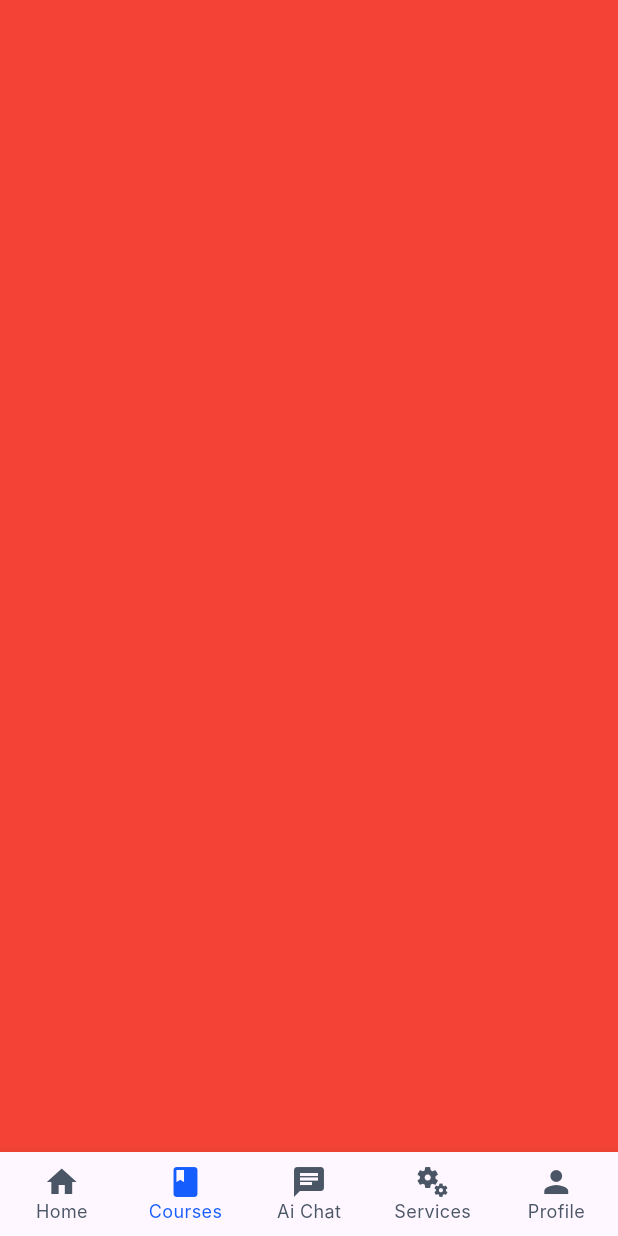
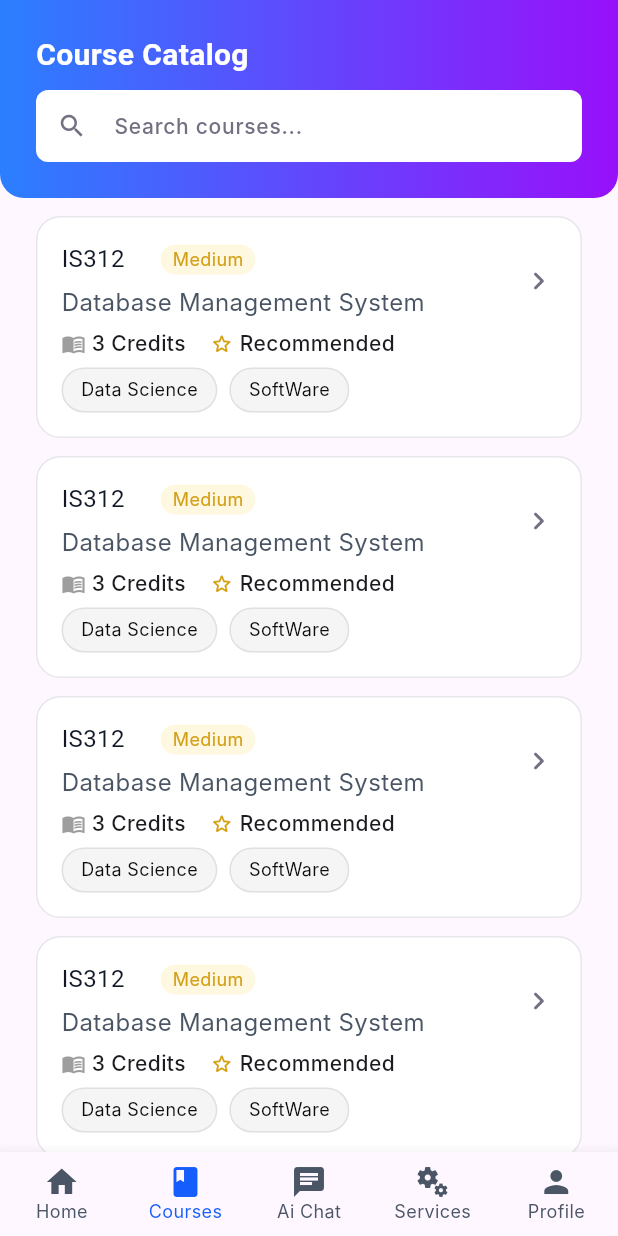
Before and after one commit to mohamedagm/EduAdvisor, a Flutter app: the screen it shows after launch, item 2 of the bottom bar chosen, on a phone screen of 412 x 824 dp. Run offline on Flutter 3.47's test engine with Material 3 defaults, Android fonts, the phone set to English and light mode, and no system bars; network calls fail; Roboto replaces fonts that are missing (Inter, Poppins, PublicSans).

Commit message:
feat: create CourseCatalogView layout (with Courses + empty)

```diff
--- /dev/null
+++ b/lib/features/CourseCatalog/course_catalog_view.dart
@@ -0,0 +1,11 @@
+import 'package:edu_advisor/features/CourseCatalog/views/widgets/course_catalog_view_body.dart';
+import 'package:flutter/material.dart';
+
+class CourseCatalogView extends StatelessWidget {
+  const CourseCatalogView({super.key});
+
+  @override
+  Widget build(BuildContext context) {
+    return CourseCatalogViewBody();
+  }
+}
--- /dev/null
+++ b/lib/features/CourseCatalog/views/widgets/course_catalog_builder.dart
@@ -0,0 +1,19 @@
+import 'package:edu_advisor/features/CourseCatalog/views/widgets/course_catalog_item.dart';
+import 'package:flutter/material.dart';
+
+class CourseCatalogBuilder extends StatelessWidget {
+  const CourseCatalogBuilder({super.key});
+
+  @override
+  Widget build(BuildContext context) {
+    return ListView.separated(
+      itemCount: 10,
+      separatorBuilder: (context, index) {
+        return const SizedBox(height: 12);
+      },
+      itemBuilder: (context, index) {
+        return CourseCatalogItem();
+      },
+    );
+  }
+}
--- /dev/null
+++ b/lib/features/CourseCatalog/views/widgets/course_catalog_empty.dart
@@ -0,0 +1,17 @@
+import 'package:edu_advisor/core/theme/app_text_styles.dart';
+import 'package:flutter/material.dart';
+
+class CourseCatalogEmpty extends StatelessWidget {
+  const CourseCatalogEmpty({super.key});
+
+  @override
+  Widget build(BuildContext context) {
+    return Column(
+      spacing: 15,
+      children: [
+        Icon(Icons.menu_book, size: 50),
+        Text('No courses found', style: AppTextStyles.interRegular16),
+      ],
+    );
+  }
+}
--- /dev/null
+++ b/lib/features/CourseCatalog/views/widgets/course_catalog_item.dart
@@ -0,0 +1,133 @@
+import 'package:edu_advisor/core/theme/app_colors.dart';
+import 'package:edu_advisor/core/theme/app_text_styles.dart';
+import 'package:flutter/material.dart';
+
+class CourseCatalogItem extends StatelessWidget {
+  const CourseCatalogItem({super.key});
+
+  @override
+  Widget build(BuildContext context) {
+    return Container(
+      padding: const EdgeInsets.all(16),
+      decoration: BoxDecoration(
+        color: AppColors.white,
+        borderRadius: BorderRadius.circular(16),
+        border: Border.all(color: AppColors.gray200),
+      ),
+      child: Row(
+        crossAxisAlignment: CrossAxisAlignment.start,
+        children: [
+          Expanded(
+            child: Column(
+              spacing: 8,
+              crossAxisAlignment: CrossAxisAlignment.start,
+              children: [
+                Row(
+                  mainAxisAlignment: MainAxisAlignment.spaceBetween,
+                  children: [
+                    Column(
+                      spacing: 4,
+                      crossAxisAlignment: CrossAxisAlignment.start,
+                      children: [
+                        Row(
+                          spacing: 24,
+                          children: [
+                            Text(
+                              'IS312',
+                              style: AppTextStyles.heading3PoppinsReg16
+                                  .copyWith(color: AppColors.gray800),
+                            ),
+                            Container(
+                              padding: const EdgeInsets.symmetric(
+                                horizontal: 8,
+                                vertical: 2,
+                              ),
+                              decoration: BoxDecoration(
+                                color: const Color(0xFFFFF8E1),
+                                borderRadius: BorderRadius.circular(20),
+                              ),
+                              child: Text(
+                                'Medium',
+                                style: AppTextStyles.bodyInterRegular12
+                                    .copyWith(color: Color(0xFFD4A017)),
+                              ),
+                            ),
+                          ],
+                        ),
+
+                        Text(
+                          'Database Management System',
+                          style: AppTextStyles.interRegular16.copyWith(
+                            color: AppColors.gray600,
+                          ),
+                        ),
+                      ],
+                    ),
+
+                    const Icon(
+                      Icons.chevron_right_rounded,
+                      color: AppColors.gray400,
+                    ),
+                  ],
+                ),
+
+                Row(
+                  children: const [
+                    Icon(
+                      Icons.menu_book_outlined,
+                      size: 16,
+                      color: Color(0xFF9E9E9E),
+                    ),
+                    SizedBox(width: 4),
+                    Text('3 Credits', style: AppTextStyles.bodyInterMedium14),
+                    SizedBox(width: 16),
+                    Icon(
+                      Icons.star_border_rounded,
+                      size: 16,
+                      color: Color(0xFFD4A017),
+                    ),
+                    SizedBox(width: 4),
+                    Text('Recommended', style: AppTextStyles.bodyInterMedium14),
+                  ],
+                ),
+
+                Wrap(
+                  spacing: 8,
+                  children: List.generate(
+                    2,
+                    (index) => index == 0
+                        ? _Tag(label: 'Data Science')
+                        : _Tag(label: 'SoftWare'),
+                  ),
+                ),
+              ],
+            ),
+          ),
+        ],
+      ),
+    );
+  }
+}
+
+class _Tag extends StatelessWidget {
+  final String label;
+  const _Tag({required this.label});
+
+  @override
+  Widget build(BuildContext context) {
+    return Container(
+      padding: const EdgeInsets.symmetric(horizontal: 12, vertical: 6),
+      decoration: BoxDecoration(
+        color: const Color(0xFFF5F5F5),
+        borderRadius: BorderRadius.circular(20),
+        border: Border.all(color: const Color(0xFFE0E0E0)),
+      ),
+      child: Text(
+        label,
+        style: AppTextStyles.bodyInterRegular12.copyWith(
+          color: AppColors.gray900,
+        ),
+      ),
+    );
+  }
+}
--- /dev/null
+++ b/lib/features/CourseCatalog/views/widgets/course_catalog_view_body.dart
@@ -0,0 +1,50 @@
+import 'package:edu_advisor/core/theme/app_colors.dart';
+import 'package:edu_advisor/core/theme/app_gradiants.dart';
+import 'package:edu_advisor/core/theme/app_text_styles.dart';
+import 'package:edu_advisor/features/CourseCatalog/views/widgets/course_catalog_builder.dart';
+import 'package:edu_advisor/features/CourseCatalog/views/widgets/search_text_form_field.dart';
+import 'package:flutter/material.dart';
+
+class CourseCatalogViewBody extends StatelessWidget {
+  const CourseCatalogViewBody({super.key});
+
+  @override
+  Widget build(BuildContext context) {
+    return SafeArea(
+      child: Column(
+        spacing: 12,
+        children: [
+          Container(
+            width: double.infinity,
+            padding: const EdgeInsets.all(24),
+            decoration: BoxDecoration(
+              gradient: AppGradients.primary,
+              borderRadius: BorderRadius.vertical(bottom: Radius.circular(16)),
+            ),
+            child: Column(
+              spacing: 12,
+              crossAxisAlignment: CrossAxisAlignment.start,
+              children: [
+                Text(
+                  'Course Catalog',
+                  style: AppTextStyles.heading1_20b.copyWith(
+                    color: AppColors.white,
+                  ),
+                ),
+
+                SearchTextFormField(),
+              ],
+            ),
+          ),
+
+          Expanded(
+            child: Padding(
+              padding: EdgeInsets.symmetric(horizontal: 24.0),
+              child: CourseCatalogBuilder(),
+            ),
+          ),
+        ],
+      ),
+    );
+  }
+}
--- /dev/null
+++ b/lib/features/CourseCatalog/views/widgets/search_text_form_field.dart
@@ -0,0 +1,39 @@
+import 'package:edu_advisor/core/theme/app_colors.dart';
+import 'package:edu_advisor/core/theme/app_text_styles.dart';
+import 'package:flutter/material.dart';
+
+class SearchTextFormField extends StatelessWidget {
+  const SearchTextFormField({super.key});
+
+  @override
+  Widget build(BuildContext context) {
+    return TextFormField(
+      decoration: InputDecoration(
+        hintText: 'Search courses...',
+        hintStyle: AppTextStyles.bodyInterMedium14.copyWith(
+          color: AppColors.gray400,
+        ),
+        prefixIcon: const Icon(
+          Icons.search,
+          color: AppColors.gray400,
+          size: 20,
+        ),
+        filled: true,
+        fillColor: AppColors.white,
+        contentPadding: const EdgeInsets.symmetric(vertical: 12),
+        border: OutlineInputBorder(
+          borderRadius: BorderRadius.circular(8),
+          borderSide: BorderSide.none,
+        ),
+        enabledBorder: OutlineInputBorder(
+          borderRadius: BorderRadius.circular(8),
+          borderSide: BorderSide.none,
+        ),
+        focusedBorder: OutlineInputBorder(
+          borderRadius: BorderRadius.circular(8),
+          borderSide: BorderSide.none,
+        ),
+      ),
+    );
+  }
+}
--- a/lib/features/main/main_view.dart
+++ b/lib/features/main/main_view.dart
@@ -1,5 +1,6 @@
 import 'package:edu_advisor/core/theme/app_colors.dart';
 import 'package:edu_advisor/core/theme/app_text_styles.dart';
+import 'package:edu_advisor/features/CourseCatalog/course_catalog_view.dart';
 import 'package:edu_advisor/features/home/views/home_view.dart';
 import 'package:flutter/material.dart';
 
@@ -14,7 +15,7 @@ class _MainViewState extends State<MainView> {
   int currentIndex = 0;
   List<Widget> pages = [
     HomeView(),
-    Container(color: Colors.red),
+    CourseCatalogView(),
     Container(color: Colors.green),
     Container(color: Colors.blue),
     Container(color: Colors.yellow),
```
